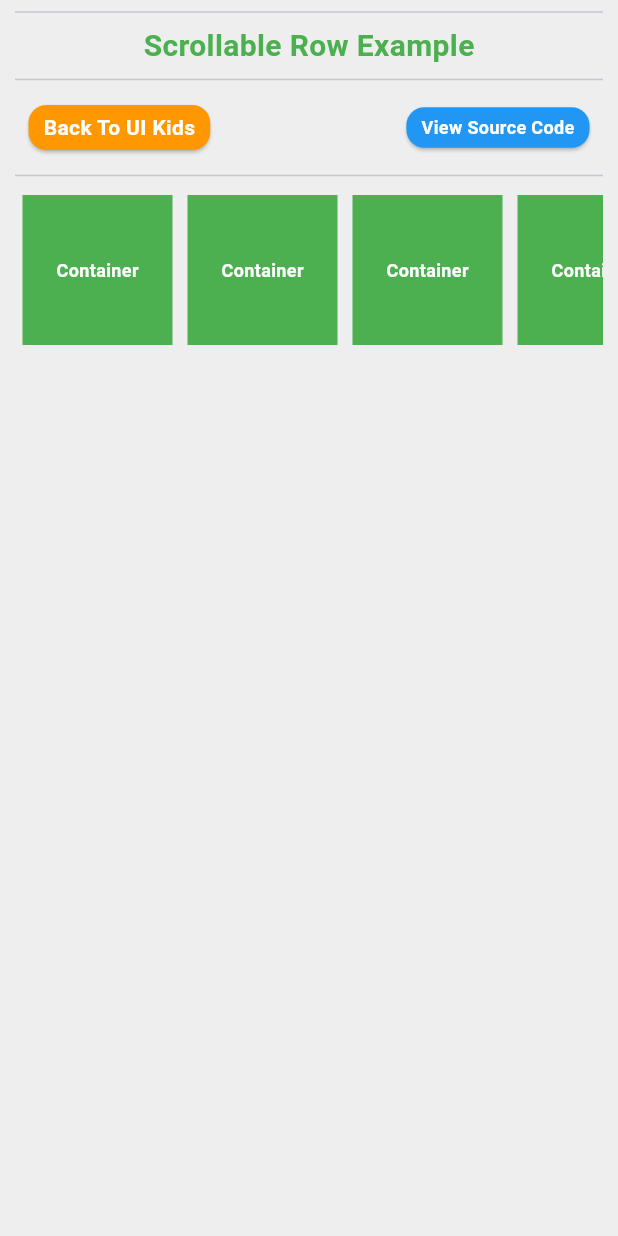
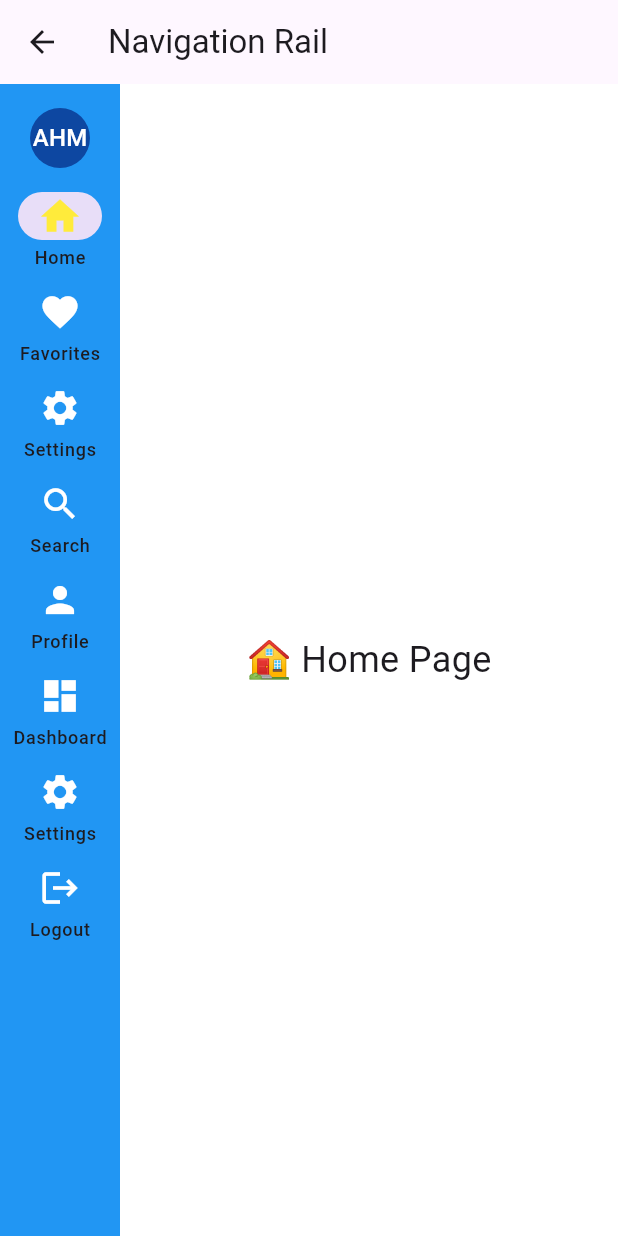
Before and after one commit to ahmed-themetags/flutter-kit, a Flutter app: the screen it shows after launch, after a tap on "01", on a phone screen of 412 x 824 dp. Run offline on Flutter 3.47's test engine with Material 3 defaults, Android fonts, the phone set to English and light mode, and no system bars; our stand-ins replace carousel_slider, curved_navigation_bar.

Commit message:
Navigation Rail

```diff
--- a/lib/screens/home_screen.dart
+++ b/lib/screens/home_screen.dart
@@ -4,6 +4,7 @@ import 'package:my_flutter_app/screens/home3_screen.dart';
 import 'package:my_flutter_app/screens/home_screen_2.dart';
 import 'package:my_flutter_app/screens/tab/form_tab_screen.dart';
 import 'package:my_flutter_app/screens/ui/ButtonScreen.dart';
+import 'package:my_flutter_app/screens/ui/bottom_navigation_bar_screen.dart';
 import 'package:my_flutter_app/screens/ui/formScreen.dart';
 import 'package:my_flutter_app/screens/ui/api_call_screen.dart';
 import 'package:my_flutter_app/screens/ui/appbar_screen.dart';
@@ -17,6 +18,7 @@ import 'package:my_flutter_app/screens/ui/grid_view_screen.dart';
 import 'package:my_flutter_app/screens/ui/list_view_builder_screen.dart';
 import 'package:my_flutter_app/screens/ui/list_view_screen.dart';
 import 'package:my_flutter_app/screens/ui/my_carousel_slider.dart';
+import 'package:my_flutter_app/screens/ui/navigation_rail_screen.dart';
 import 'package:my_flutter_app/screens/ui/scrollable_screen.dart';
 import 'package:my_flutter_app/screens/ui/stateful_widgets_screen.dart';
 import 'package:my_flutter_app/widgets/carouse_widget.dart';
@@ -169,7 +171,7 @@ class HomeScreen extends StatelessWidget {
               ),
           ),
         ),
-        bottomNavigationBar: NavigationBarBarWidget(),
+        bottomNavigationBar: NavigationBarWidget(),
       ),
     );
   }
@@ -186,6 +188,10 @@ class HomeScreen extends StatelessWidget {
 
 
 List<Map<String, dynamic>> topics = [
+  {
+    'name': 'Navigation Rail (Tablet/Desktop style)',
+    'screen': NavigationRailScreen(),
+  },
   {
     'name': 'Scrollable Row',
     'screen': ScrollableRowScreen(),
@@ -206,6 +212,10 @@ List<Map<String, dynamic>> topics = [
     'name': 'Curve Navigation',
     'screen': CurveNavigationScreen(),
   },
+  // {
+  //   'name': 'Bottom Navigation Bar',
+  //   'screen': BottomNavigationBarScreen(),
+  // },
   {
     'name': 'Drawer',
     'screen': DrawerScreen(),
--- a/lib/screens/ui/curve_navigation_screen.dart
+++ b/lib/screens/ui/curve_navigation_screen.dart
@@ -23,7 +23,7 @@ class CurveNavigationScreen extends StatelessWidget {
       ),
 
       // Curved Navigation Bar
-      bottomNavigationBar: NavigationBarBarWidget(),
+      bottomNavigationBar: NavigationBarWidget(),
     );
   }
 }
--- /dev/null
+++ b/lib/screens/ui/navigation_rail_screen.dart
@@ -0,0 +1,84 @@
+import 'package:flutter/material.dart';
+
+class NavigationRailScreen extends StatefulWidget {
+  const NavigationRailScreen({super.key});
+
+  @override
+  State<NavigationRailScreen> createState() => _NavigationRailScreenState();
+}
+
+class _NavigationRailScreenState extends State<NavigationRailScreen>
+{
+  int _selectedIndex = 0;
+
+  final List<Widget> _pages = [
+    Center(child: Text("🏠 Home Page", style: TextStyle(fontSize: 24))),
+    Center(child: Text("❤️ Favourite Page", style: TextStyle(fontSize: 24))),
+    Center(child: Text("⚙ Settings Page", style: TextStyle(fontSize: 24))),
+    Center(child: Text("🔍 Search Page", style: TextStyle(fontSize: 24))),
+    Center(child: Text("👤 Profile Page", style: TextStyle(fontSize: 24))),
+    Center(child: Text("📊 Dashboard Page", style: TextStyle(fontSize: 24))),
+    Center(child: Text("🚪 Logout Page", style: TextStyle(fontSize: 24))),
+    Center(child: Text("🚪 Logout Page", style: TextStyle(fontSize: 24))),
+  ];
+
+  @override
+  Widget build(BuildContext context) {
+    return Scaffold(
+      // backgroundColor: Colors.grey.shade200,
+      backgroundColor: Colors.white,
+      appBar: AppBar(
+        title: Text('Navigation Rail'),
+      ),
+      body: Row(
+          children: [
+            // Make the navigation rail scrollable
+            SingleChildScrollView(
+              child: ConstrainedBox(
+                constraints: BoxConstraints(
+                  minHeight: MediaQuery.of(context).size.height,
+                ),
+                child: IntrinsicHeight(
+                  child: NavigationRail(
+                    selectedIndex: _selectedIndex,
+                    onDestinationSelected: (index) {
+                      setState(() {
+                        _selectedIndex = index;
+                      });
+                    },
+                    backgroundColor: Colors.blue,
+                    selectedIconTheme: IconThemeData(color: Colors.yellow, size: 30),
+                    unselectedIconTheme: IconThemeData(color: Colors.white, size: 28),
+                    labelType: NavigationRailLabelType.all,
+                    leading: Padding(
+                      padding: const EdgeInsets.all(8.0),
+                      child: CircleAvatar(
+                        radius: 20,
+                        backgroundColor: Colors.blue.shade900,
+                        child: Text("AHM", style: TextStyle(color: Colors.white)),
+                      ),
+                    ),
+                    destinations: const [
+                      NavigationRailDestination(icon: Icon(Icons.home), label: Text('Home')),
+                      NavigationRailDestination(icon: Icon(Icons.favorite), label: Text('Favorites')),
+                      NavigationRailDestination(icon: Icon(Icons.settings), label: Text('Settings')),
+                      NavigationRailDestination(icon: Icon(Icons.search), label: Text('Search')),
+                      NavigationRailDestination(icon: Icon(Icons.person), label: Text('Profile')),
+                      NavigationRailDestination(icon: Icon(Icons.dashboard), label: Text('Dashboard')),
+                      NavigationRailDestination(icon: Icon(Icons.settings), label: Text('Settings')),
+                      NavigationRailDestination(icon: Icon(Icons.logout), label: Text('Logout')),
+                    ],
+                  ),
+                ),
+              ),
+            ),
+
+            // Main page area
+            Expanded(child: _pages[_selectedIndex]),
+          ],
+        )
+
+    );
+
+  }
+}
--- a/lib/widgets/navigation_bar_widget.dart
+++ b/lib/widgets/navigation_bar_widget.dart
@@ -1,8 +1,8 @@
 import 'package:flutter/material.dart';
 import 'package:curved_navigation_bar/curved_navigation_bar.dart';
 
-class NavigationBarBarWidget extends StatelessWidget {
-  const NavigationBarBarWidget({super.key});
+class NavigationBarWidget extends StatelessWidget {
+  const NavigationBarWidget({super.key});
 
   @override
   Widget build(BuildContext context) {
```
Also changed, not shown: lib/screens/ui/bottom_navigation_bar_screen.dart (added, +116 -0 lines).
